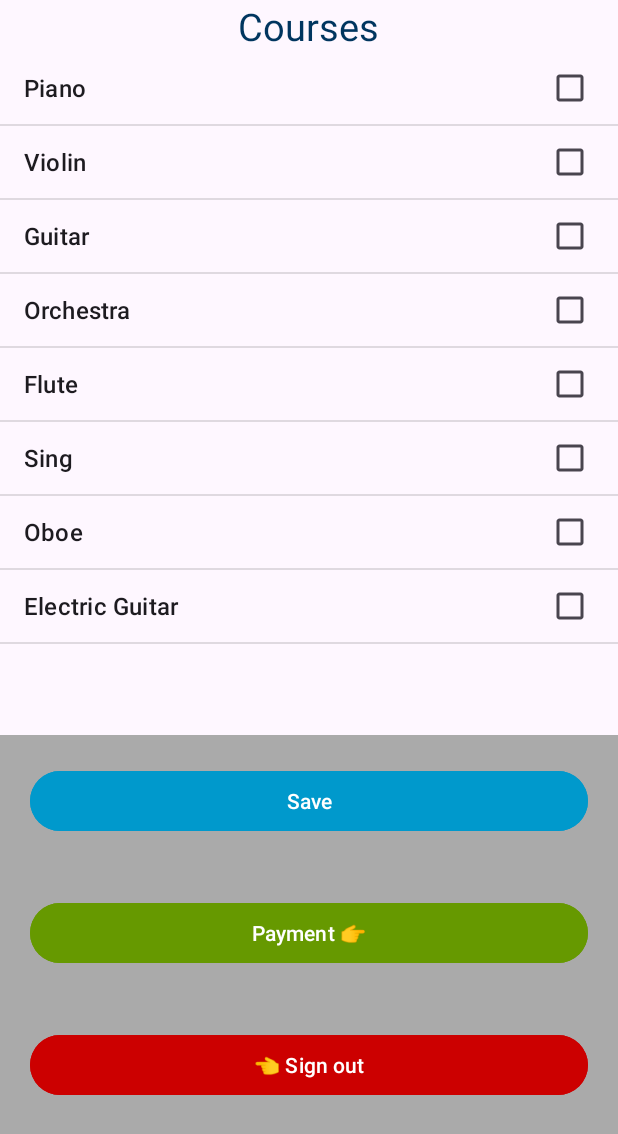
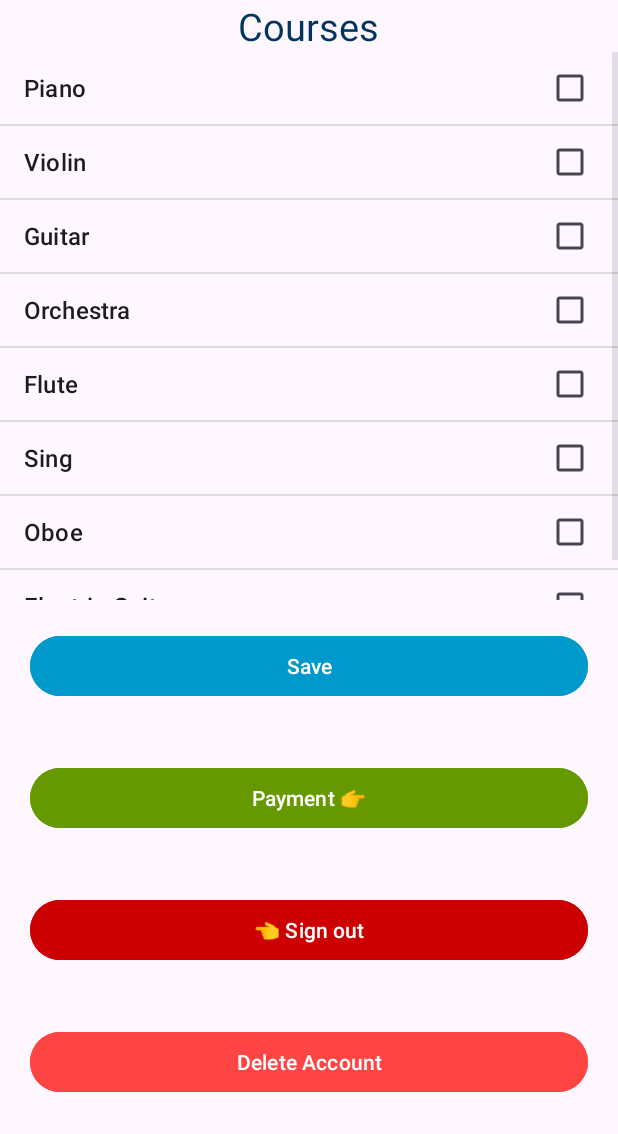
Before and after one commit to Matiaserodriguez/loginUsers3.2, an Android app: the LoggedIn screen opened directly, with no data from a screen before it, after a tap on "Save", on a phone screen of 412 x 824 dp. Shown: the top 1134 px of the screen. Run offline under Robolectric (Android 15) with nearby library versions, the phone set to English and light mode, and no system bars; our stand-ins replace Firebase (no records; nobody signed in at launch, a user with empty details on screens opened directly).

```diff
--- a/app/src/main/java/com/example/userlogin/LoggedIn.kt
+++ b/app/src/main/java/com/example/userlogin/LoggedIn.kt
@@ -1,33 +1,40 @@
 package com.example.userlogin
 
-import android.annotation.SuppressLint
 import android.content.Intent
 import android.net.Uri
 import androidx.appcompat.app.AppCompatActivity
 import android.os.Bundle
-import android.view.Menu
 import android.view.View
 import android.widget.ArrayAdapter
 import android.widget.Button
 import android.widget.ListView
+import android.widget.Toast
 import androidx.browser.customtabs.CustomTabsIntent
+import androidx.core.view.get
 import com.google.android.gms.auth.api.signin.GoogleSignIn
 import com.google.android.gms.auth.api.signin.GoogleSignInOptions
+import com.google.firebase.Firebase
 import com.google.firebase.auth.FirebaseAuth
 import com.google.firebase.database.DatabaseReference
 import com.google.firebase.database.FirebaseDatabase
+import com.google.firebase.firestore.firestore
+import com.google.firebase.firestore.toObject
 
 class LoggedIn : AppCompatActivity(), View.OnClickListener {
 
+    private lateinit var retrievedFromFirebase: Unit
     lateinit var listViewCourses: ListView
     lateinit var adapter: ArrayAdapter<String>
     lateinit var btnSignOut : Button
     lateinit var btnPayment : Button
     lateinit var btnSave : Button
+    lateinit var deleteAcc: Button
     lateinit var auth : FirebaseAuth
     lateinit var firebaseDatabase : FirebaseDatabase
     lateinit var collection: DatabaseReference
+    lateinit var userName : String
     var arrayCourses : Course = Course()
+    val db = Firebase.firestore
 
     override fun onCreate(savedInstanceState: Bundle?) {
         super.onCreate(savedInstanceState)
@@ -36,11 +43,14 @@ class LoggedIn : AppCompatActivity(), View.OnClickListener {
         btnSignOut = findViewById(R.id.btn_sign_out)
         btnPayment = findViewById(R.id.btn_payment)
         btnSave = findViewById(R.id.btn_save)
+        deleteAcc = findViewById(R.id.btn_delete_acc)
 
         auth = FirebaseAuth.getInstance()
+        userName = if (auth.currentUser?.uid != null) auth.currentUser?.uid!! else intent.getStringExtra("USERNAME") ?: ""
 
         firebaseDatabase = FirebaseDatabase.getInstance()
-        collection = firebaseDatabase.getReference("courses")
+        collection = firebaseDatabase.getReference("Courses")
+
 
         listViewCourses = findViewById(R.id.list_courses)
         adapter = ArrayAdapter<String>(
@@ -50,10 +60,11 @@ class LoggedIn : AppCompatActivity(), View.OnClickListener {
         )
         listViewCourses.adapter = adapter
 
+        retrievedFromFirebase = retrieveFromFirebase(listViewCourses, userName)
         btnSignOut.setOnClickListener(this)
         btnPayment.setOnClickListener(this)
         btnSave.setOnClickListener(this)
-
+        deleteAcc.setOnClickListener(this)
     }
 
     override fun onClick(v: View?) {
@@ -64,8 +75,22 @@ class LoggedIn : AppCompatActivity(), View.OnClickListener {
                 startActivity(intent)
             }
             R.id.btn_save -> {
-                val userUid = auth.currentUser?.uid
-                createOrUpdate(userUid, collection, listViewCourses)
+                val userUid = if (auth.currentUser?.uid != null) auth.currentUser?.uid else this.userName
+
+                val cursosMap = mutableListOf<Curso>()
+                for (i in 0 until adapter.count) {
+                    val item = adapter.getItem(i)
+                    val isChecked = listViewCourses.isItemChecked(i)
+                    // listViewCourses.setItemChecked(i, true)
+
+                    val objetoFirebase = Curso(item ?: "", isChecked)
+                    cursosMap.add(objetoFirebase)
+                }
+
+                val mapaFirebase = cursosMap.associateBy({ it.curso }, { it.isChecked })
+                println("------listaObjetosFirebase------")
+                println(mapaFirebase)
+                createOrUpdate(userUid, mapaFirebase)
             }
             R.id.btn_payment -> {
                 val url = "https://www.mercadopago.com.ar"
@@ -73,16 +98,63 @@ class LoggedIn : AppCompatActivity(), View.OnClickListener {
                     .build()
                 intent.launchUrl(this, Uri.parse(url))
             }
+            R.id.btn_delete_acc -> {
+                val googleSignInClient =
+                    GoogleSignIn.getClient(applicationContext, GoogleSignInOptions.DEFAULT_SIGN_IN)
+
+                auth.currentUser?.delete()
+                auth.signOut()
+                googleSignInClient.revokeAccess()
+                finish()
+
+                val intent = Intent(this, MainActivity::class.java)
+                startActivity(intent)
+            }
         }
+    }
+
+    private fun retrieveFromFirebase(
+        listViewCourses: ListView,
+        userUid: String
+    ) {
+        val theCollection = db.collection("Courses").document(userUid)
+        theCollection.get()
+            .addOnSuccessListener {document ->
+                if (document.exists()) {
+                    println("DocumentSnapshot data: ${document.data}")
+                    val coursesMap = document.data
+
+                    for (i in 0 until adapter.count) {
+                        val course = adapter.getItem(i)
+                        val isChecked = document.getBoolean(course.toString())
+
+                        if (isChecked != null) {
+                            listViewCourses.setItemChecked(i, isChecked)
+                        }
+                    }
+
+                    println(coursesMap)
+                } else {
+                    println("No such document")
+                }
+            }
+            .addOnFailureListener { exception ->
+                println("get failed with:")
+                println(exception)
+            }
     }
 
     private fun createOrUpdate(
         userUid: String?,
-        collection: DatabaseReference,
-        listViewCourses: ListView
+        coursesMap: Map<String, Boolean>
     ) {
-        val coursesId = collection.push().key
-        collection.child(coursesId ?: "").setValue(listViewCourses)
+        db.collection("Courses").document(userUid ?: "default").set(coursesMap)
+            .addOnSuccessListener {
+                showToast("Courses saved successfully")
+            }
+            .addOnFailureListener {
+                showToast("Courses weren't saved")
+            }
     }
 
     private fun signOut() {
@@ -92,7 +164,15 @@ class LoggedIn : AppCompatActivity(), View.OnClickListener {
         auth.signOut()
         googleSignInClient.revokeAccess()
 
-        startActivity(Intent(this, MainActivity::class.java))
         finish()
     }
+
+    private fun showToast(message: String) {
+        Toast.makeText(this, message, Toast.LENGTH_SHORT).show()
+    }
 }
+
+data class Curso(
+    val curso: String,
+    val isChecked: Boolean
+)
--- a/app/src/main/java/com/example/userlogin/MainActivity.kt
+++ b/app/src/main/java/com/example/userlogin/MainActivity.kt
@@ -84,6 +84,7 @@ class MainActivity : AppCompatActivity(), View.OnClickListener {
                 if (usr != null) {
                     if (usr.password == pass.toString()) {
                         val intent = Intent(this, LoggedIn::class.java)
+                        intent.putExtra("USERNAME", usr.username)
                         startActivity(intent)
                     }
                 } else {
@@ -95,7 +96,6 @@ class MainActivity : AppCompatActivity(), View.OnClickListener {
                 startActivity(intent)
             }
             R.id.google_btn -> {
-                println("Llegamo al boton")
                 val signInIntent = googleSignInClient.signInIntent
                 launcher.launch(signInIntent)
             }
@@ -104,8 +104,6 @@ class MainActivity : AppCompatActivity(), View.OnClickListener {
 
     private val launcher = registerForActivityResult(ActivityResultContracts.StartActivityForResult()) {
         result ->
-        println("Llegamo al ANTES del RUN DEL LAUNCHER")
-            println("Llegamo al RUN DEL LAUNCHER")
             if (result.resultCode == Activity.RESULT_OK) {
                 val task = GoogleSignIn.getSignedInAccountFromIntent(result.data)
                 handleResults(task)
@@ -113,7 +111,6 @@ class MainActivity : AppCompatActivity(), View.OnClickListener {
     }
 
     private fun handleResults(task : Task<GoogleSignInAccount>) {
-        println("Llegamo al handleResults")
         if (task.isSuccessful) {
             val account : GoogleSignInAccount? = task.result
             if (account != null) {
@@ -125,7 +122,6 @@ class MainActivity : AppCompatActivity(), View.OnClickListener {
     }
 
     private fun updateUI(account : GoogleSignInAccount) {
-        println("Llegamo al updateUI")
         val credential = GoogleAuthProvider.getCredential(account.idToken, null)
         auth.signInWithCredential(credential).addOnCompleteListener {
             if (it.isSuccessful) {
--- a/app/src/main/res/layout/activity_logged_in.xml
+++ b/app/src/main/res/layout/activity_logged_in.xml
@@ -20,13 +20,12 @@
     <ListView
         android:id="@+id/list_courses"
         android:layout_width="match_parent"
-        android:layout_height="455dp"
+        android:layout_height="365dp"
         android:choiceMode="multipleChoice" />
 
     <LinearLayout
         android:layout_width="match_parent"
         android:layout_height="386dp"
-        android:background="@android:color/darker_gray"
         android:orientation="vertical">
 
         <Button
@@ -53,5 +52,14 @@
             android:backgroundTint="@android:color/holo_red_dark"
             android:text="👈 Sign out" />
 
+        <Button
+            android:id="@+id/btn_delete_acc"
+            android:layout_width="match_parent"
+            android:layout_height="wrap_content"
+            android:layout_margin="20dp"
+            android:backgroundTint="@android:color/holo_red_light"
+            android:text="Delete Account" />
+
+
     </LinearLayout>
 </LinearLayout>
```
Also changed, not shown: 1 other file.
